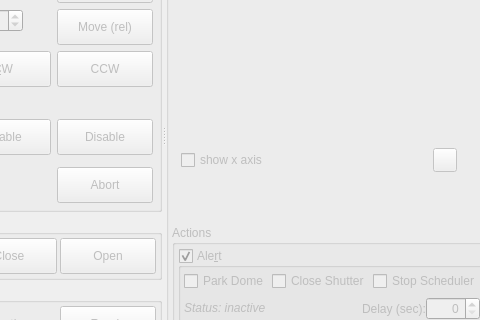
sterne-jaeger/kstars, file kstars/ekos/observatory/observatory.ui: the form before one commit; both pictures show x 237 to 717 and y 90 to 410 of the 1057 by 600 pixel window.
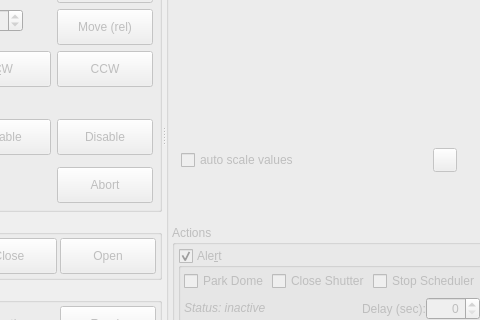
The form after the commit. Icons and pictures are not drawn. Custom widgets are drawn as their Qt base class.

Commit message: Auto scale instead of show x axis reverses the logic

What changed in the file:
```diff
--- a/kstars/ekos/observatory/observatory.ui
+++ b/kstars/ekos/observatory/observatory.ui
@@ -1103,7 +1103,7 @@
           <item>
            <widget class="QCheckBox" name="showXAxisCB">
             <property name="text">
-             <string>show x axis</string>
+             <string>auto scale values</string>
             </property>
            </widget>
           </item>
```
Left out of the diff: 5 changed lines with no effect on the pictures. The commit also changes 4 other files.
